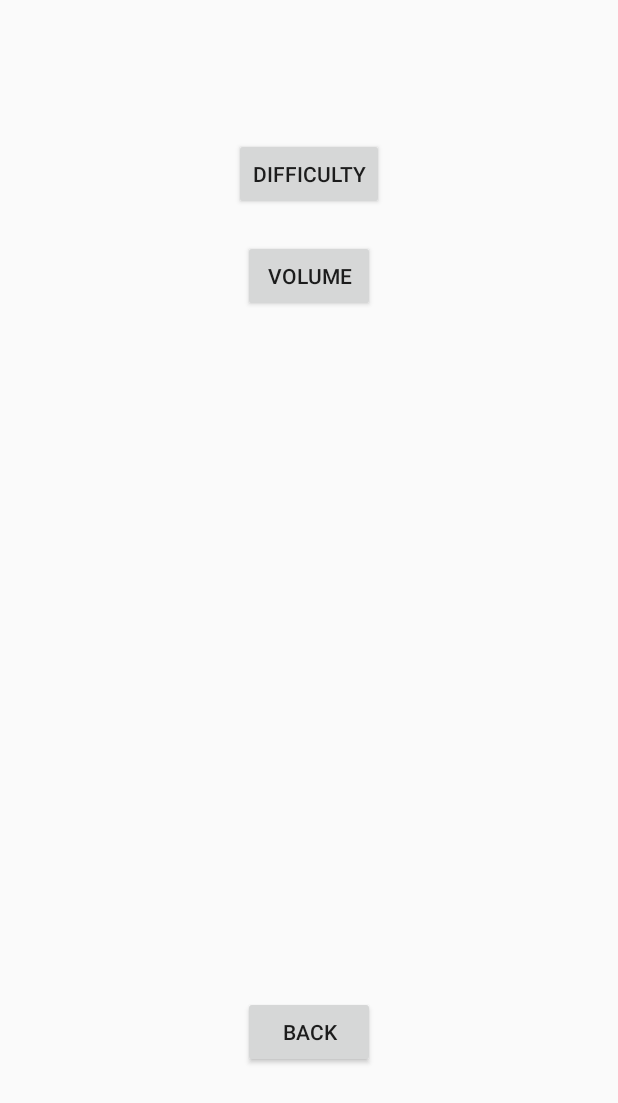
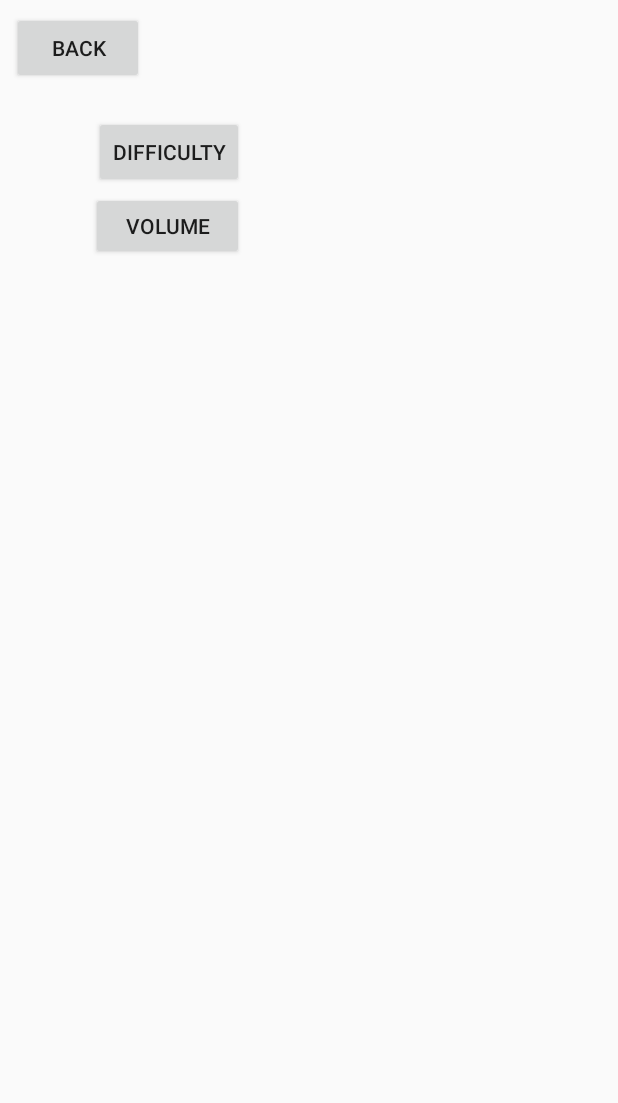
Before and after one commit to christiansy/Acnoride, an Android app: the Settings screen opened directly, with no data from a screen before it, on a phone screen of 412 x 824 dp. Shown: the top 1103 px of the screen. Run offline under Robolectric (Android 15) with nearby library versions, the phone set to English and light mode, and no system bars.

Commit message:
Fixing Constraint

```diff
--- a/app/src/main/res/layout/settings.xml
+++ b/app/src/main/res/layout/settings.xml
@@ -8,15 +8,16 @@
 
     <Button
         android:id="@+id/volume"
-        android:layout_width="wrap_content"
-        android:layout_height="wrap_content"
+        android:layout_width="102dp"
+        android:layout_height="45dp"
         android:layout_marginEnd="8dp"
         android:layout_marginLeft="8dp"
         android:layout_marginRight="8dp"
         android:layout_marginStart="8dp"
-        android:layout_marginTop="160dp"
+        android:layout_marginTop="128dp"
         android:text="Volume"
         app:layout_constraintEnd_toEndOf="parent"
+        app:layout_constraintHorizontal_bias="0.18"
         app:layout_constraintStart_toStartOf="parent"
         app:layout_constraintTop_toTopOf="parent" />
 
@@ -24,15 +25,19 @@
         android:id="@+id/difficulty"
         android:layout_width="wrap_content"
         android:layout_height="wrap_content"
+        android:layout_marginBottom="8dp"
         android:layout_marginEnd="8dp"
         android:layout_marginLeft="8dp"
         android:layout_marginRight="8dp"
         android:layout_marginStart="8dp"
-        android:layout_marginTop="92dp"
+        android:layout_marginTop="72dp"
         android:text="Difficulty"
+        app:layout_constraintBottom_toBottomOf="parent"
         app:layout_constraintEnd_toEndOf="parent"
+        app:layout_constraintHorizontal_bias="0.184"
         app:layout_constraintStart_toStartOf="parent"
-        app:layout_constraintTop_toTopOf="parent" />
+        app:layout_constraintTop_toTopOf="parent"
+        app:layout_constraintVertical_bias="0.008" />
 
     <Button
         android:id="@+id/back"
@@ -48,8 +53,9 @@
         android:text="Back"
         app:layout_constraintBottom_toBottomOf="parent"
         app:layout_constraintEnd_toEndOf="parent"
+        app:layout_constraintHorizontal_bias="0.0"
         app:layout_constraintStart_toStartOf="parent"
-        app:layout_constraintTop_toBottomOf="@+id/volume"
-        app:layout_constraintVertical_bias="1.0" />
+        app:layout_constraintTop_toTopOf="parent"
+        app:layout_constraintVertical_bias="0.0" />
 
 </android.support.constraint.ConstraintLayout>
```
